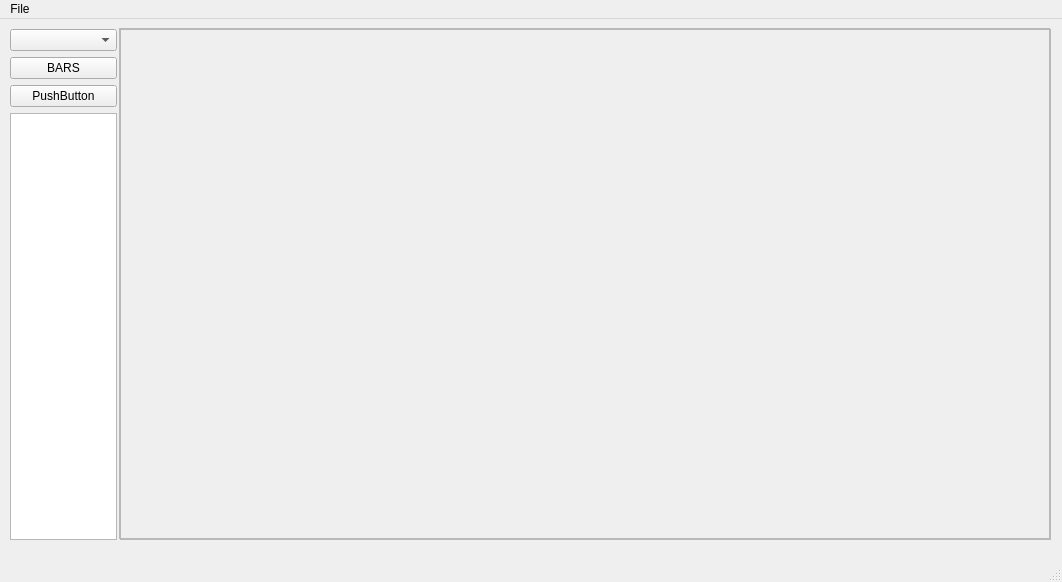
First picture: the form in designer2.ui, repository SeptiD/cpu_monitor, before the edit.
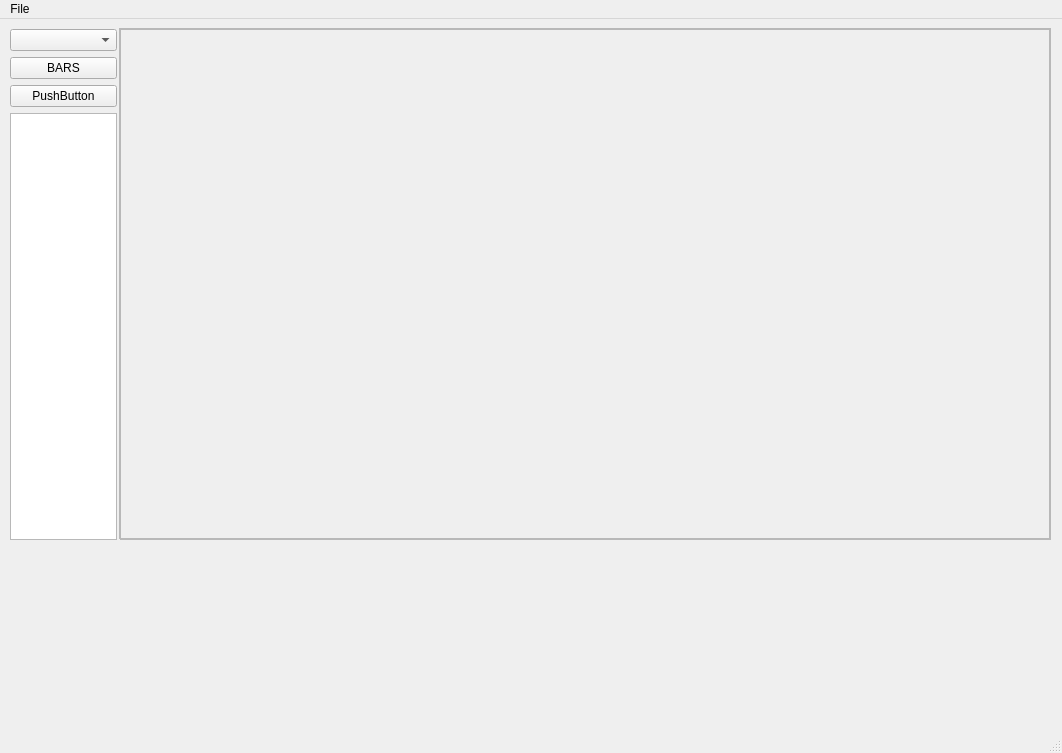
Second picture: the form after the edit.

Commit message: I015:Network info

What changed in the file:
```diff
--- a/designer2.ui
+++ b/designer2.ui
@@ -7,7 +7,7 @@
     <x>0</x>
     <y>0</y>
     <width>1062</width>
-    <height>582</height>
+    <height>753</height>
    </rect>
   </property>
   <property name="windowTitle">
@@ -157,6 +157,33 @@
      <layout class="QVBoxLayout" name="verticalLayout_memory_info"/>
     </widget>
    </widget>
+   <widget class="QFrame" name="frame_network_info">
+    <property name="geometry">
+     <rect>
+      <x>120</x>
+      <y>9</y>
+      <width>931</width>
+      <height>511</height>
+     </rect>
+    </property>
+    <property name="frameShape">
+     <enum>QFrame::StyledPanel</enum>
+    </property>
+    <property name="frameShadow">
+     <enum>QFrame::Raised</enum>
+    </property>
+    <widget class="QWidget" name="verticalLayoutWidget_6">
+     <property name="geometry">
+      <rect>
+       <x>0</x>
+       <y>-1</y>
+       <width>931</width>
+       <height>511</height>
+      </rect>
+     </property>
+     <layout class="QVBoxLayout" name="verticalLayout_network_info"/>
+    </widget>
+   </widget>
   </widget>
   <widget class="QStatusBar" name="statusbar"/>
   <widget class="QMenuBar" name="menuBar">
```
Left out of the diff: 6 changed lines with no effect on the pictures. The commit also changes 3 other files.
